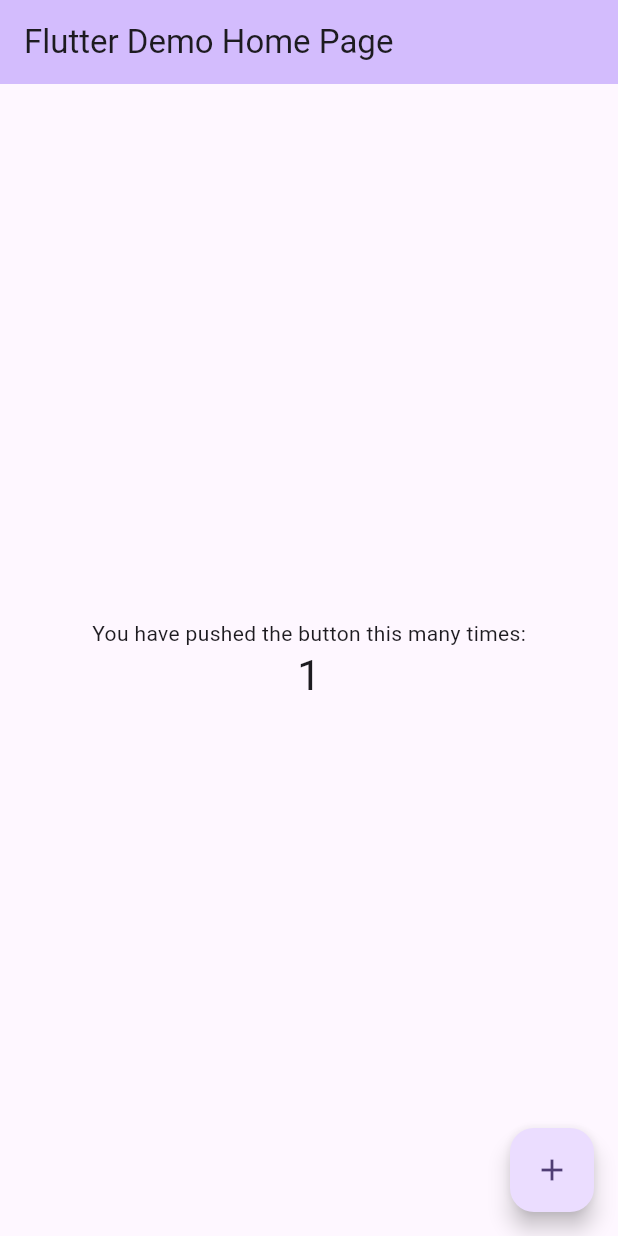
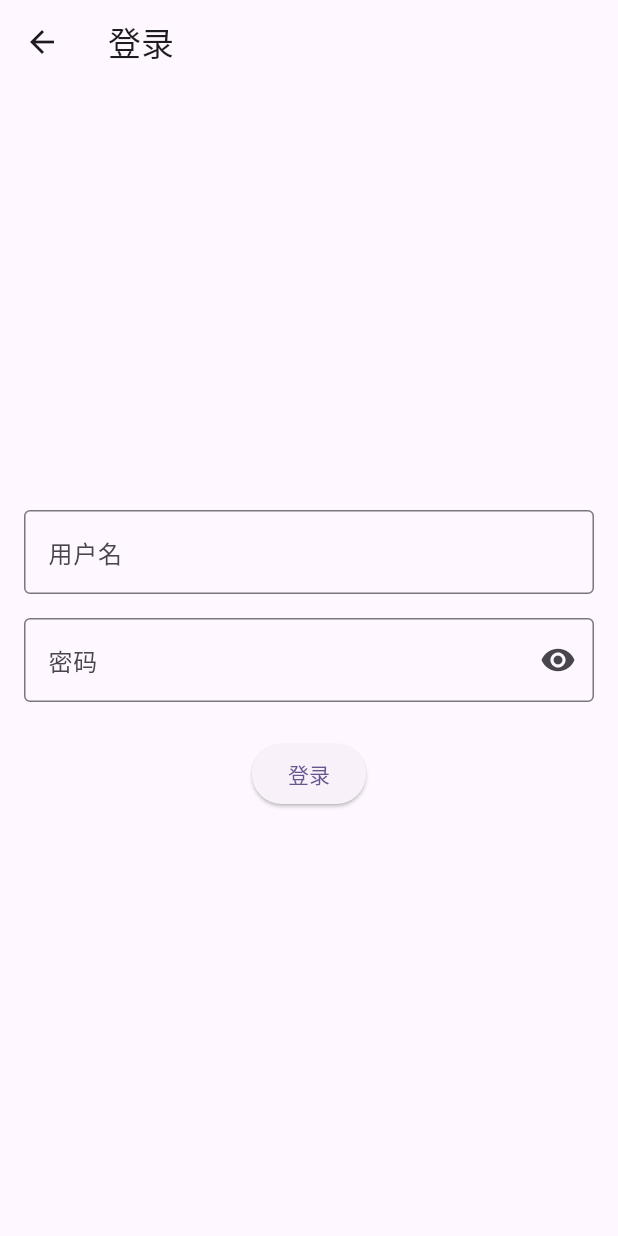
Before and after one commit to hcsix/supcoder-admin-flutter, a Flutter app: the screen it shows after launch, after a tap on the "add" icon, on a phone screen of 412 x 824 dp. Run offline on Flutter 3.47's test engine with Material 3 defaults, Android fonts, the phone set to English and light mode, and no system bars.

Commit message:
feat(screens): 添加首页和登录页
- 新增 HomeScreen 和 LoginScreen 两个屏幕
- 实现了基本的页面布局和导航功能
- 添加了登录表单和按钮
- 更新了 main.dart，使用新的 HomeScreen 作为首页

```diff
--- a/lib/main.dart
+++ b/lib/main.dart
@@ -1,4 +1,5 @@
 import 'package:flutter/material.dart';
+import 'package:supcoder/screens/home_screen.dart';
 
 void main() {
   runApp(const MyApp());
@@ -13,113 +14,10 @@
     return MaterialApp(
       title: 'Flutter Demo',
       theme: ThemeData(
-        // This is the theme of your application.
-        //
-        // TRY THIS: Try running your application with "flutter run". You'll see
-        // the application has a purple toolbar. Then, without quitting the app,
-        // try changing the seedColor in the colorScheme below to Colors.green
-        // and then invoke "hot reload" (save your changes or press the "hot
-        // reload" button in a Flutter-supported IDE, or press "r" if you used
-        // the command line to start the app).
-        //
-        // Notice that the counter didn't reset back to zero; the application
-        // state is not lost during the reload. To reset the state, use hot
-        // restart instead.
-        //
-        // This works for code too, not just values: Most code changes can be
-        // tested with just a hot reload.
         colorScheme: ColorScheme.fromSeed(seedColor: Colors.deepPurple),
         useMaterial3: true,
       ),
-      home: const MyHomePage(title: 'Flutter Demo Home Page'),
+      home: const HomeScreen(title: 'Flutter Demo Home Page'),
     );
   }
 }
-
-class MyHomePage extends StatefulWidget {
-  const MyHomePage({super.key, required this.title});
-
-  // This widget is the home page of your application. It is stateful, meaning
-  // that it has a State object (defined below) that contains fields that affect
-  // how it looks.
-
-  // This class is the configuration for the state. It holds the values (in this
-  // case the title) provided by the parent (in this case the App widget) and
-  // used by the build method of the State. Fields in a Widget subclass are
-  // always marked "final".
-
-  final String title;
-
-  @override
-  State<MyHomePage> createState() => _MyHomePageState();
-}
-
-class _MyHomePageState extends State<MyHomePage> {
-  int _counter = 0;
-
-  void _incrementCounter() {
-    setState(() {
-      // This call to setState tells the Flutter framework that something has
-      // changed in this State, which causes it to rerun the build method below
-      // so that the display can reflect the updated values. If we changed
-      // _counter without calling setState(), then the build method would not be
-      // called again, and so nothing would appear to happen.
-      _counter++;
-    });
-  }
-
-  @override
-  Widget build(BuildContext context) {
-    // This method is rerun every time setState is called, for instance as done
-    // by the _incrementCounter method above.
-    //
-    // The Flutter framework has been optimized to make rerunning build methods
-    // fast, so that you can just rebuild anything that needs updating rather
-    // than having to individually change instances of widgets.
-    return Scaffold(
-      appBar: AppBar(
-        // TRY THIS: Try changing the color here to a specific color (to
-        // Colors.amber, perhaps?) and trigger a hot reload to see the AppBar
-        // change color while the other colors stay the same.
-        backgroundColor: Theme.of(context).colorScheme.inversePrimary,
-        // Here we take the value from the MyHomePage object that was created by
-        // the App.build method, and use it to set our appbar title.
-        title: Text(widget.title),
-      ),
-      body: Center(
-        // Center is a layout widget. It takes a single child and positions it
-        // in the middle of the parent.
-        child: Column(
-          // Column is also a layout widget. It takes a list of children and
-          // arranges them vertically. By default, it sizes itself to fit its
-          // children horizontally, and tries to be as tall as its parent.
-          //
-          // Column has various properties to control how it sizes itself and
-          // how it positions its children. Here we use mainAxisAlignment to
-          // center the children vertically; the main axis here is the vertical
-          // axis because Columns are vertical (the cross axis would be
-          // horizontal).
-          //
-          // TRY THIS: Invoke "debug painting" (choose the "Toggle Debug Paint"
-          // action in the IDE, or press "p" in the console), to see the
-          // wireframe for each widget.
-          mainAxisAlignment: MainAxisAlignment.center,
-          children: <Widget>[
-            const Text(
-              'You have pushed the button this many times:',
-            ),
-            Text(
-              '$_counter',
-              style: Theme.of(context).textTheme.headlineMedium,
-            ),
-          ],
-        ),
-      ),
-      floatingActionButton: FloatingActionButton(
-        onPressed: _incrementCounter,
-        tooltip: 'Increment',
-        child: const Icon(Icons.add),
-      ), // This trailing comma makes auto-formatting nicer for build methods.
-    );
-  }
-}
--- /dev/null
+++ b/lib/screens/auth/login_screen.dart
@@ -0,0 +1,57 @@
+import 'package:flutter/material.dart';
+
+class LoginScreen extends StatefulWidget {
+  @override
+  _LoginScreenState createState() => _LoginScreenState();
+}
+
+class _LoginScreenState extends State<LoginScreen> {
+  final TextEditingController _usernameController = TextEditingController();
+  final TextEditingController _passwordController = TextEditingController();
+
+  void _login() {
+    // 这里可以添加登录逻辑
+    String username = _usernameController.text;
+    String password = _passwordController.text;
+    print('用户名: $username, 密码: $password');
+  }
+
+  @override
+  Widget build(BuildContext context) {
+    return Scaffold(
+      appBar: AppBar(
+        title: Text('登录'),
+      ),
+      body: Padding(
+        padding: const EdgeInsets.all(16.0),
+        child: Column(
+          mainAxisAlignment: MainAxisAlignment.center,
+          children: <Widget>[
+            TextField(
+              controller: _usernameController,
+              decoration: InputDecoration(
+                labelText: '用户名',
+                border: OutlineInputBorder(),
+              ),
+            ),
+            SizedBox(height: 16.0),
+            TextField(
+              controller: _passwordController,
+              decoration: InputDecoration(
+                labelText: '密码',
+                border: OutlineInputBorder(),
+                suffixIcon: Icon(Icons.visibility),
+              ),
+              obscureText: true,
+            ),
+            SizedBox(height: 24.0),
+            ElevatedButton(
+              onPressed: _login,
+              child: Text('登录'),
+            ),
+          ],
+        ),
+      ),
+    );
+  }
+}
--- /dev/null
+++ b/lib/screens/home_screen.dart
@@ -0,0 +1,56 @@
+import 'package:flutter/cupertino.dart';
+import 'package:flutter/material.dart';
+
+import 'auth/login_screen.dart';
+
+class HomeScreen extends StatefulWidget {
+  const HomeScreen({super.key, required this.title});
+
+  final String title;
+
+  @override
+  State<HomeScreen> createState() => _HomeScreenState();
+}
+
+class _HomeScreenState extends State<HomeScreen> {
+  int _counter = 0;
+
+  void _incrementCounter() {
+    Navigator.push(
+      context,
+      MaterialPageRoute(builder: (context) => LoginScreen()),
+    );
+    // setState(() {
+    //   _counter++;
+    // });
+  }
+
+  @override
+  Widget build(BuildContext context) {
+    return Scaffold(
+      appBar: AppBar(
+        backgroundColor: Theme.of(context).colorScheme.inversePrimary,
+        title: Text(widget.title),
+      ),
+      body: Center(
+        child: Column(
+          mainAxisAlignment: MainAxisAlignment.center,
+          children: <Widget>[
+            const Text(
+              'You have pushed the button this many times:',
+            ),
+            Text(
+              '$_counter',
+              style: Theme.of(context).textTheme.headlineMedium,
+            ),
+          ],
+        ),
+      ),
+      floatingActionButton: FloatingActionButton(
+        onPressed: _incrementCounter,
+        tooltip: 'Increment',
+        child: const Icon(Icons.add),
+      ), // This trailing comma makes auto-formatting nicer for build methods.
+    );
+  }
+}
--- /dev/null
+++ b/lib/theme/theme.dart
@@ -0,0 +1,8 @@
+import 'package:flutter/material.dart';
+
+const Color bluePrimaryColor = Color(0xff003366);
+const Color bluePrimaryButtonColor = Color(0xff0073e6);
+const Color bluePrimaryColorLight = Color(0xff99ccff);
+const Color blueSecondaryColor = Color(0xff66ccff);
+const Color blueSecondaryColorLight = Color(0xffe6f7ff);
+const Color blueTertiaryColor = Color(0xff33cc99);
```
Also changed, not shown: lib/provides/auth.dart (added).
